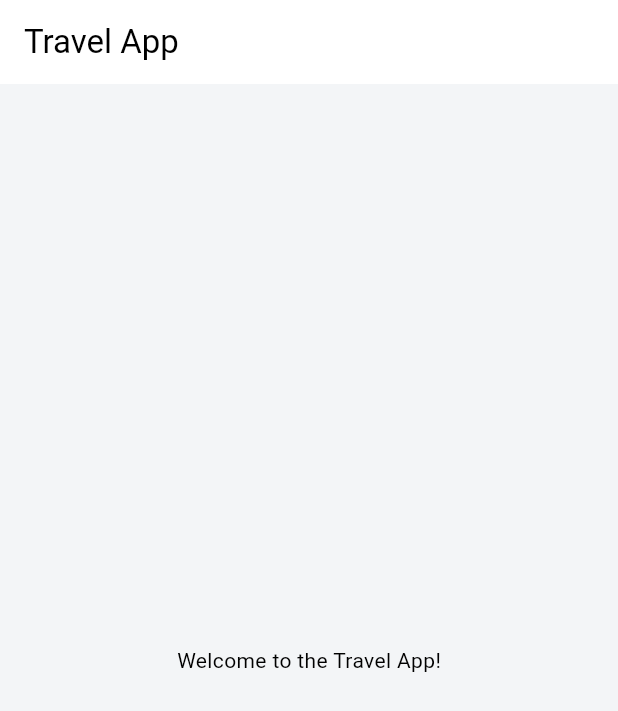
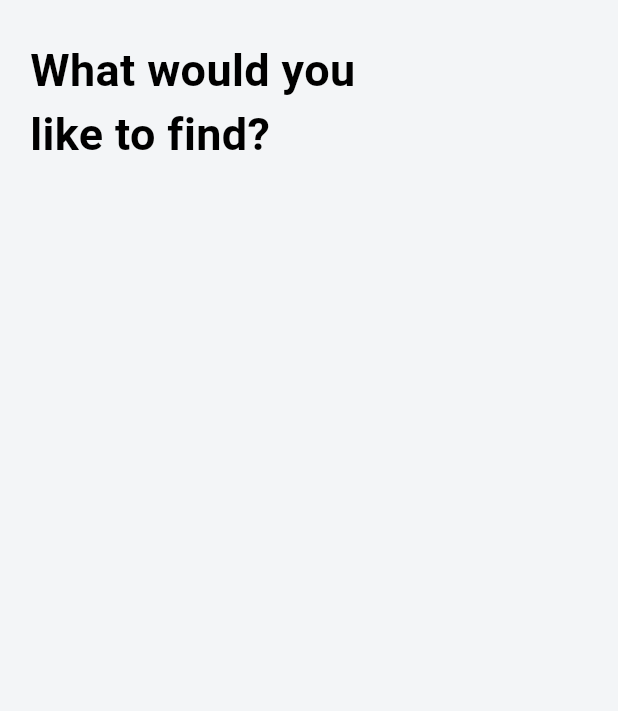
Before and after one commit to rocknrome/Flutter-Travel-App, a Flutter app: the screen it shows after launch, on a phone screen of 412 x 824 dp. Shown: the top 711 px of the screen. Run offline on Flutter 3.47's test engine with Material 3 defaults, Android fonts, the phone set to English and light mode, and no system bars.

Commit message:
3-const issues fixed/UI build started

```diff
--- a/lib/main.dart
+++ b/lib/main.dart
@@ -1,6 +1,5 @@
 import 'package:flutter/material.dart';
 import 'package:travel_app/screens/home_screen.dart'; //this means the file has to be in "Lib" directory
-
 
 void main() {
   runApp(const MyApp());
@@ -15,13 +14,14 @@ class MyApp extends StatelessWidget {
       title: 'Flutter Travel App',
       debugShowCheckedModeBanner: false,
       theme: ThemeData(
-        primaryColor: Color(0xFF3EBACE),
-        scaffoldBackgroundColor: Color(0xFFF3F5F7),
+        primaryColor: const Color(0xFF3EBACE),
+        scaffoldBackgroundColor: const Color(0xFFF3F5F7),
         colorScheme: ColorScheme.fromSwatch().copyWith(
-          secondary: Color(0xFFD8ECF1), // This is the correct way to set a secondary color.
+          secondary: const Color(
+              0xFFD8ECF1),
         ),
       ),
-      home: HomeScreen(),
+      home: const HomeScreen(),
     );
   }
 }
--- a/lib/models/activity_model.dart
+++ b/lib/models/activity_model.dart
@@ -1,4 +1,4 @@
-import 'package:flutter/material.dart';
+//Activity Model
 
 class Activity {
   final String imageUrl;
--- a/lib/screens/home_screen.dart
+++ b/lib/screens/home_screen.dart
@@ -1,17 +1,29 @@
 import 'package:flutter/material.dart';
 
-class HomeScreen extends StatelessWidget {
-  const HomeScreen({Key? key}) : super(key: key);
+class HomeScreen extends StatefulWidget {
+  const HomeScreen({super.key});
 
+  @override
+  // ignore: library_private_types_in_public_api
+  _HomeScreenState createState() => _HomeScreenState();
+}
+
+class _HomeScreenState extends State<HomeScreen> {
   @override
   Widget build(BuildContext context) {
     return Scaffold(
-      appBar: AppBar(
-        title: const Text('Travel App'),
+        body: SafeArea(
+      child: ListView(
+        children: const <Widget>[
+          Padding(
+            padding: EdgeInsets.only(left: 20.0, right: 120.0, top: 25.0),
+            child: Text(
+              'What would you like to find?',
+              style: TextStyle(fontSize: 30.0, fontWeight: FontWeight.bold),
+            ),
+          ),
+        ],
       ),
-      body: const Center(
-        child: Text('Welcome to the Travel App!'),
-      ),
-    );
+    ));
   }
 }
```
Also changed, not shown: lib/models/destination_model.dart (+39 -1 lines), lib/models/hotel_model.dart (+32 -1 lines).
